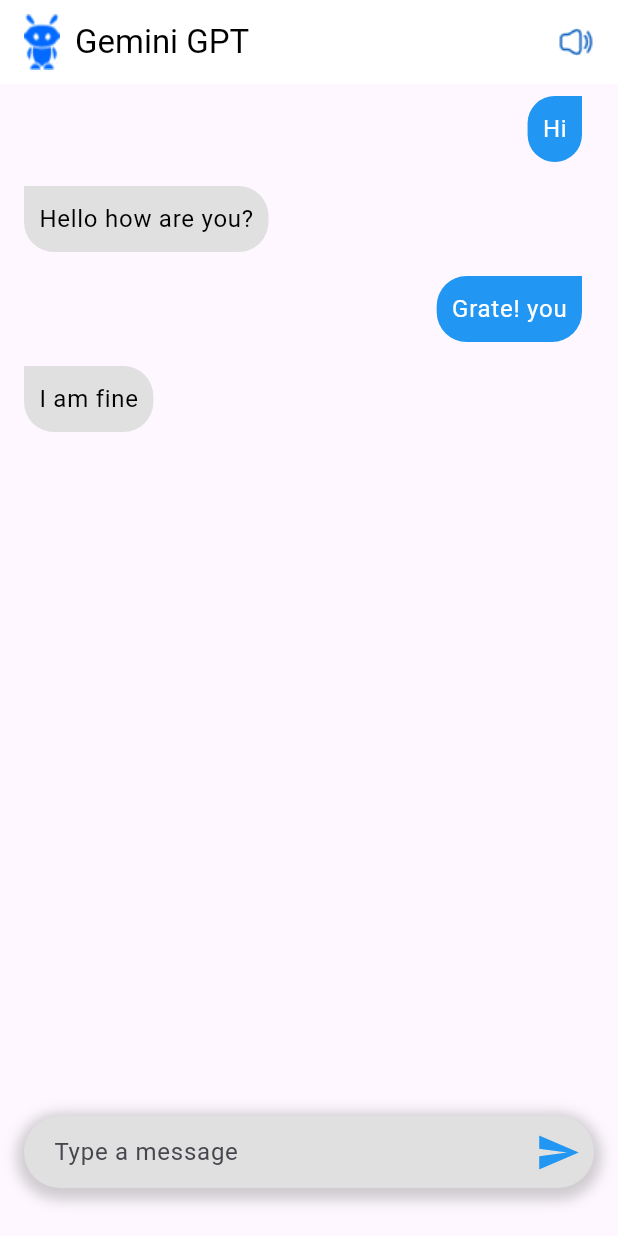
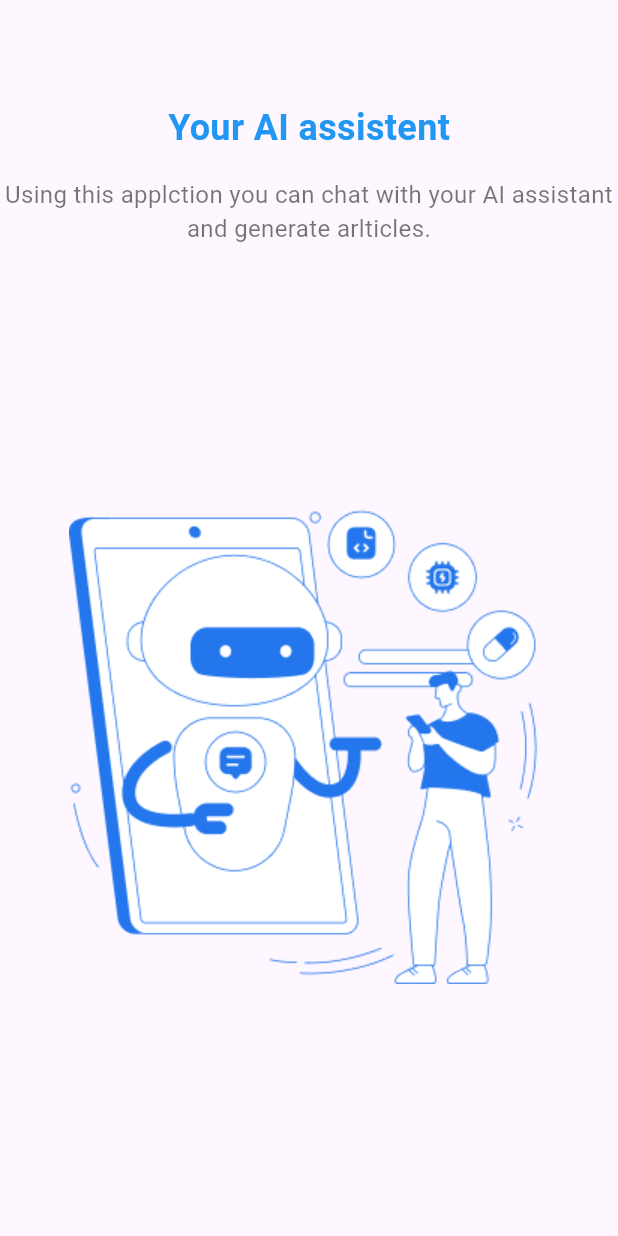
Before and after one commit to aginjithgj/gemini_gpt, a Flutter app: the screen it shows after launch, on a phone screen of 412 x 824 dp. Run offline on Flutter 3.47's test engine with Material 3 defaults, Android fonts, the phone set to English and light mode, and no system bars.

Commit message:
Onbording Page set

```diff
--- a/lib/MyHomePage.dart
+++ b/lib/MyHomePage.dart
@@ -93,6 +93,7 @@ class _MyHomePageState extends State<MyHomePage> {
                 )
               ]
             ),
+            //the input arrow starts here.
             child: Row(
               children: [
                 Expanded(
--- a/lib/main.dart
+++ b/lib/main.dart
@@ -1,5 +1,5 @@
 import 'package:flutter/material.dart';
-import 'package:myapp/MyHomePage.dart';
+import 'onbording.dart';
 
 void main() {
   runApp(const MyApp());
@@ -18,7 +18,7 @@ class MyApp extends StatelessWidget {
         useMaterial3: true,
       ),
       // home: const MyHomePage(title: 'Welcome to Flutter! guys',),
-      home: const MyHomePage(),
+      home: const Onbording(),
     );
   }
 }
--- /dev/null
+++ b/lib/onbording.dart
@@ -0,0 +1,42 @@
+import 'package:flutter/material.dart';
+
+class Onbording extends StatelessWidget {
+  const Onbording({super.key});
+
+  @override
+  Widget build(BuildContext context) {
+    return  Scaffold(
+      body: Column(
+        crossAxisAlignment: CrossAxisAlignment.center,
+        mainAxisAlignment: MainAxisAlignment.spaceEvenly,
+        children: [
+        const Column(
+          children: [
+            Text(
+              'Your AI assistent',
+            style: TextStyle(
+              fontSize: 24,
+              fontWeight: FontWeight.bold,
+              color: Colors.blue,
+            ),),
+
+              SizedBox(height: 16,),
+        Text(
+          'Using this applction you can chat with your AI assistant and generate arlticles.',
+        textAlign: TextAlign.center,
+        style: TextStyle(
+          fontSize: 16,
+          color: Colors.black54,
+        ),
+        )
+          ],
+        ),
+        const SizedBox(height: 32,),
+        Image.asset('assets/onboarding.png'),
+        const SizedBox(height: 32,),
+
+
+      ],),
+    );
+  }
+}
```
